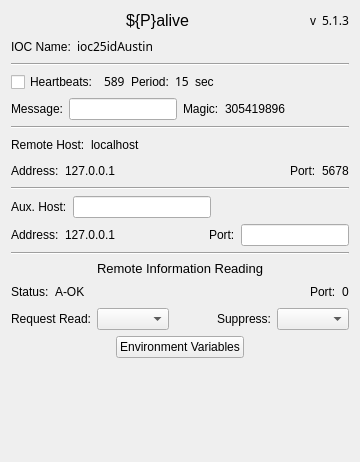
Before: the Qt Designer form ui/aliveRecord.ui in canismarko/caproto-apps, drawn with Qt 5.
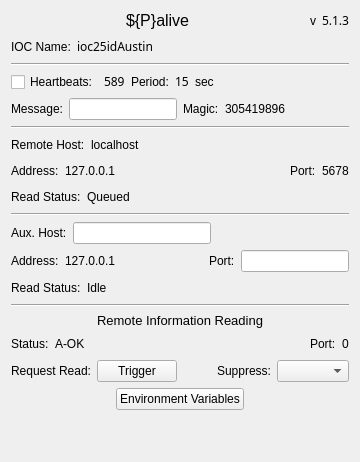
After: the same form once the commit is applied. Custom widgets are drawn as their Qt base class.

Commit message: Request read and remote/aux server read status PVs now respond correctly.

Diff of the .ui file:
```diff
--- a/ui/aliveRecord.ui
+++ b/ui/aliveRecord.ui
@@ -479,6 +479,49 @@
      </item>
     </layout>
    </item>
+   <item>
+    <layout class="QHBoxLayout" name="horizontalLayout_5">
+     <property name="topMargin">
+      <number>0</number>
+     </property>
+     <item>
+      <widget class="QLabel" name="label_12">
+       <property name="text">
+        <string>Read Status:</string>
+       </property>
+      </widget>
+     </item>
+     <item>
+      <widget class="PyDMLabel" name="PyDMLabel_14">
+       <property name="toolTip">
+        <string/>
+       </property>
+       <property name="text">
+        <string>Queued</string>
+       </property>
+       <property name="PyDMToolTip" stdset="0">
+        <string>Whether the remote host has been told to re-read environmental variables from the IOC.</string>
+       </property>
+       <property name="channel" stdset="0">
+        <string>ca://${P}alive.RRSTS</string>
+       </property>
+      </widget>
+     </item>
+     <item>
+      <spacer name="horizontalSpacer_15">
+       <property name="orientation">
+        <enum>Qt::Horizontal</enum>
+       </property>
+       <property name="sizeHint" stdset="0">
+        <size>
+         <width>40</width>
+         <height>20</height>
+        </size>
+       </property>
+      </spacer>
+     </item>
+    </layout>
+   </item>
    <item>
     <widget class="Line" name="line_3">
      <property name="orientation">
@@ -583,6 +626,49 @@
      </item>
     </layout>
    </item>
+   <item>
+    <layout class="QHBoxLayout" name="horizontalLayout_2">
+     <property name="topMargin">
+      <number>0</number>
+     </property>
+     <item>
+      <widget class="QLabel" name="label_3">
+       <property name="text">
+        <string>Read Status:</string>
+       </property>
+      </widget>
+     </item>
+     <item>
+      <widget class="PyDMLabel" name="PyDMLabel_11">
+       <property name="toolTip">
+        <string/>
+       </property>
+       <property name="text">
+        <string>Idle</string>
+       </property>
+       <property name="PyDMToolTip" stdset="0">
+        <string>Whether the auxillary remote host has been told to re-read environmental variables from the IOC.</string>
+       </property>
+       <property name="channel" stdset="0">
+        <string>ca://${P}alive.ARSTS</string>
+       </property>
+      </widget>
+     </item>
+     <item>
+      <spacer name="horizontalSpacer_14">
+       <property name="orientation">
+        <enum>Qt::Horizontal</enum>
+       </property>
+       <property name="sizeHint" stdset="0">
+        <size>
+         <width>40</width>
+         <height>20</height>
+        </size>
+       </property>
+      </spacer>
+     </item>
+    </layout>
+   </item>
    <item>
     <widget class="Line" name="line_4">
      <property name="orientation">
@@ -678,10 +764,16 @@
       </widget>
      </item>
      <item>
-      <widget class="PyDMEnumComboBox" name="PyDMEnumComboBox">
+      <widget class="PyDMPushButton" name="PyDMPushButton">
        <property name="toolTip">
         <string/>
        </property>
+       <property name="text">
+        <string>Trigger</string>
+       </property>
+       <property name="PyDMToolTip" stdset="0">
+        <string>Request the host and/or aux host to update the environmental variables.</string>
+       </property>
        <property name="channel" stdset="0">
         <string>ca://${P}alive.ITRIG</string>
        </property>
@@ -816,6 +908,11 @@
    <extends>QLineEdit</extends>
    <header>pydm.widgets.line_edit</header>
   </customwidget>
+  <customwidget>
+   <class>PyDMPushButton</class>
+   <extends>QPushButton</extends>
+   <header>pydm.widgets.pushbutton</header>
+  </customwidget>
   <customwidget>
    <class>PyDMRelatedDisplayButton</class>
    <extends>QPushButton</extends>
```
Left out of the diff: 5 changed lines with no effect on the pictures. The commit also changes 3 other files.
